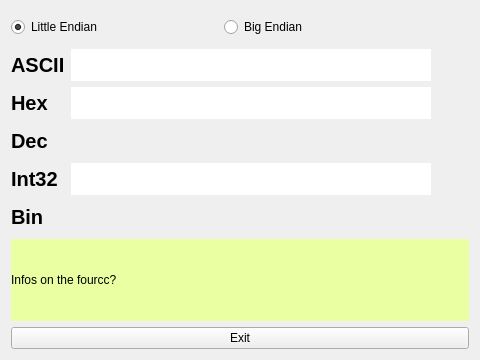
This is mini_analyser/ui/fourcchelper.ui in emericg/MiniVideo as Qt 5 draws it before an edit. The edited form follows.
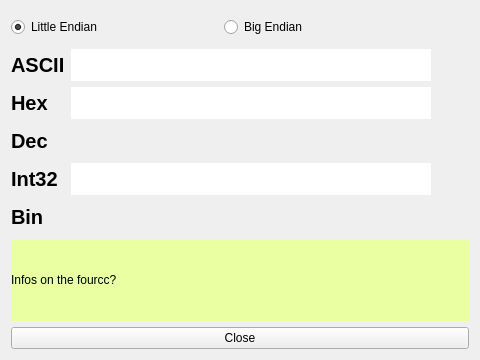
This is the edited form. Icons and pictures are not drawn.

```diff
--- a/mini_analyser/ui/fourcchelper.ui
+++ b/mini_analyser/ui/fourcchelper.ui
@@ -418,7 +418,7 @@
    <item row="3" column="0">
     <widget class="QPushButton" name="pushButton_exit">
      <property name="text">
-      <string>Exit</string>
+      <string>Close</string>
      </property>
      <property name="icon">
       <iconset resource="../resources/resources.qrc">
```
